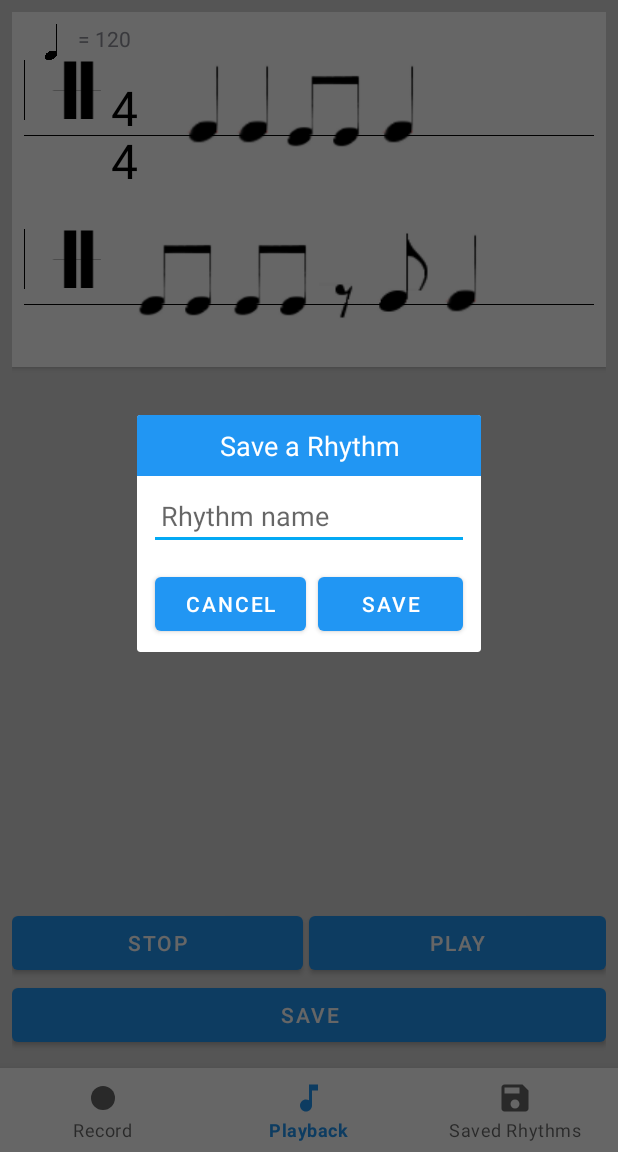
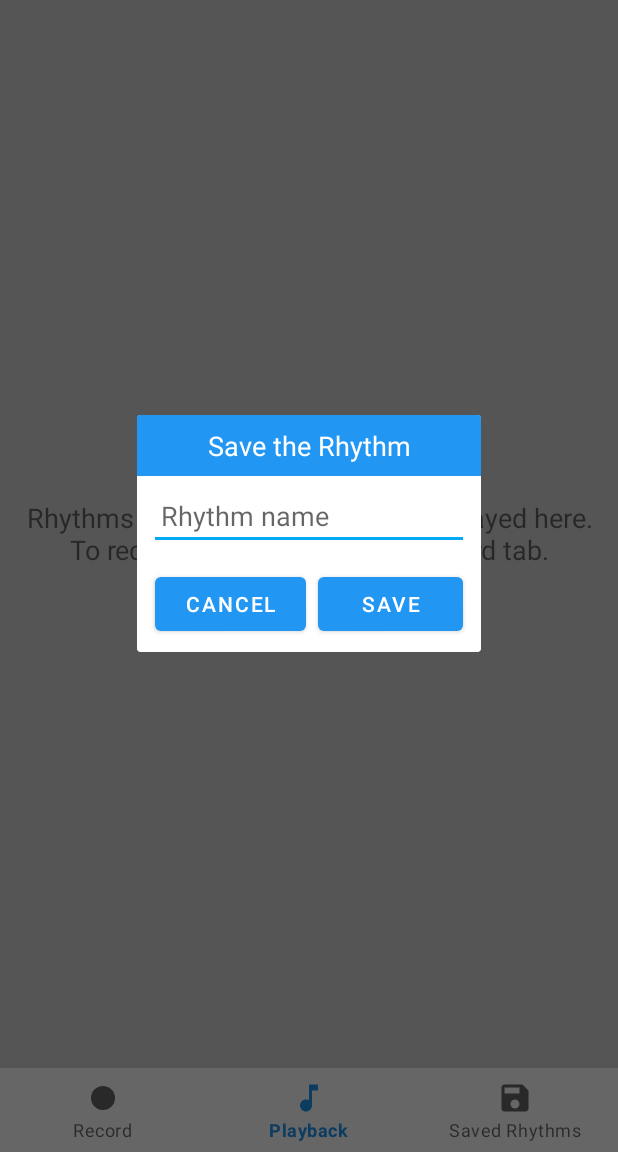
Before and after one commit to MC-Coomber/RhythmNotator, an Android app: the fragment SaveDialogFragment placed in its activity, item 2 of the bottom bar chosen, on a phone screen of 412 x 824 dp, the part 84-1236 px from its top. Run offline under Robolectric (Android 15) with nearby library versions, the phone set to English and light mode, and no system bars; our stand-ins replace FlexboxLayout.

Commit message:
Removed sample data, minor UI Changes

```diff
--- a/app/src/main/java/com/example/rhythmnotator/fragments/PlaybackFragment.kt
+++ b/app/src/main/java/com/example/rhythmnotator/fragments/PlaybackFragment.kt
@@ -67,19 +67,6 @@ class PlaybackFragment : Fragment() {
         } else {
             noteRenderer.renderNoteData(context.currentNoteData, context.recordedBpm)
         }
-
-        context.currentNoteData = arrayListOf(
-            true, false, false, false,
-            true, false, false, false,
-            true, false, true, false,
-            true, false, false, false,
-            true, false, true, false,
-            true, false, true, false,
-            false, false, true, false,
-            true, false, false, false
-        )
-
-
     }
 
     override fun onPause() {
--- a/app/src/main/java/com/example/rhythmnotator/fragments/SaveDialogFragment.kt
+++ b/app/src/main/java/com/example/rhythmnotator/fragments/SaveDialogFragment.kt
@@ -36,10 +36,7 @@ class SaveDialogFragment : DialogFragment() {
             val fileName = binding.fileNameInput.text.toString()
             val bpm = context.bpm.toString()
             val beatsInABar = context.beatsInABar.toString()
-//            val rhythm = context.currentNoteData.joinToString(",")
-            val rhythm = arrayListOf(true, false, true, false, true, false, false, false, true, false, false, false ,true, false, false, false,
-                true, true, true, true, true, true, true, true, true, false, true, true ,true, false, true, true)
-
+            val rhythm = context.currentNoteData
 
             val fileContents = "$bpm;$beatsInABar;$rhythm"
             Log.d(logTag, "file contents: $fileContents")
--- a/app/src/main/res/values/strings.xml
+++ b/app/src/main/res/values/strings.xml
@@ -16,7 +16,7 @@
     <string name="cancel">Cancel</string>
     <string name="play">Play</string>
     <string name="save">Save</string>
-    <string name="save_a_rhythm">Save a Rhythm</string>
+    <string name="save_a_rhythm">Save the Rhythm</string>
     <string name="rhythm_name">Rhythm name</string>
     <string name="delete_icon">Delete icon</string>
     <string name="stop">Stop</string>
```
Also changed, not shown: app/src/main/java/com/example/rhythmnotator/utils/AudioProcessor.kt (+6 -6 lines), app/src/main/res/layout/fragment_record.xml (+14 -14 lines).
